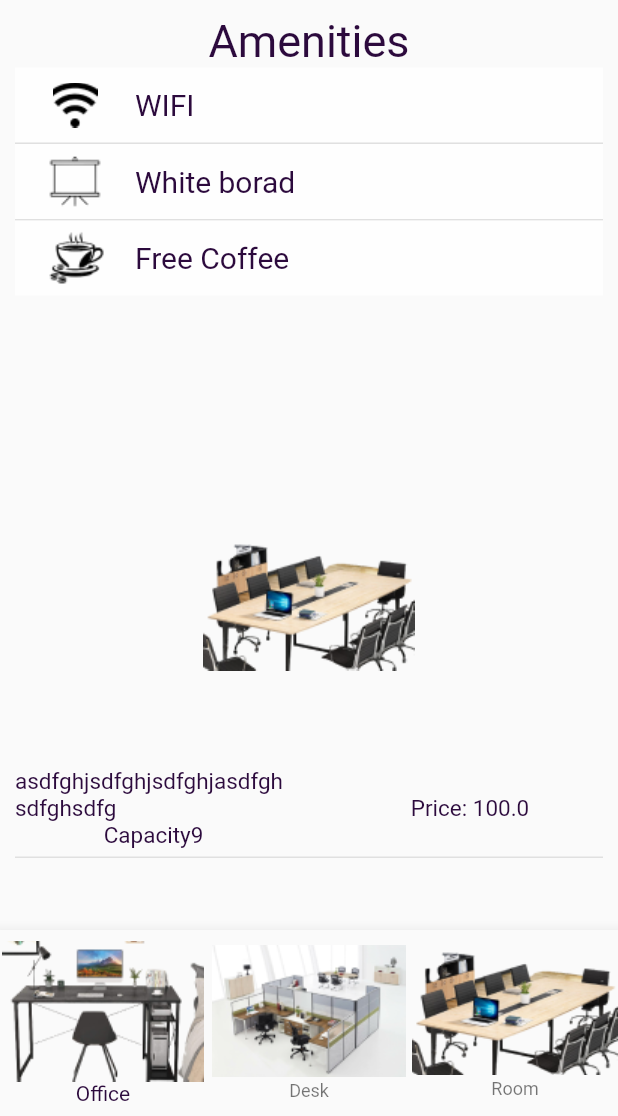
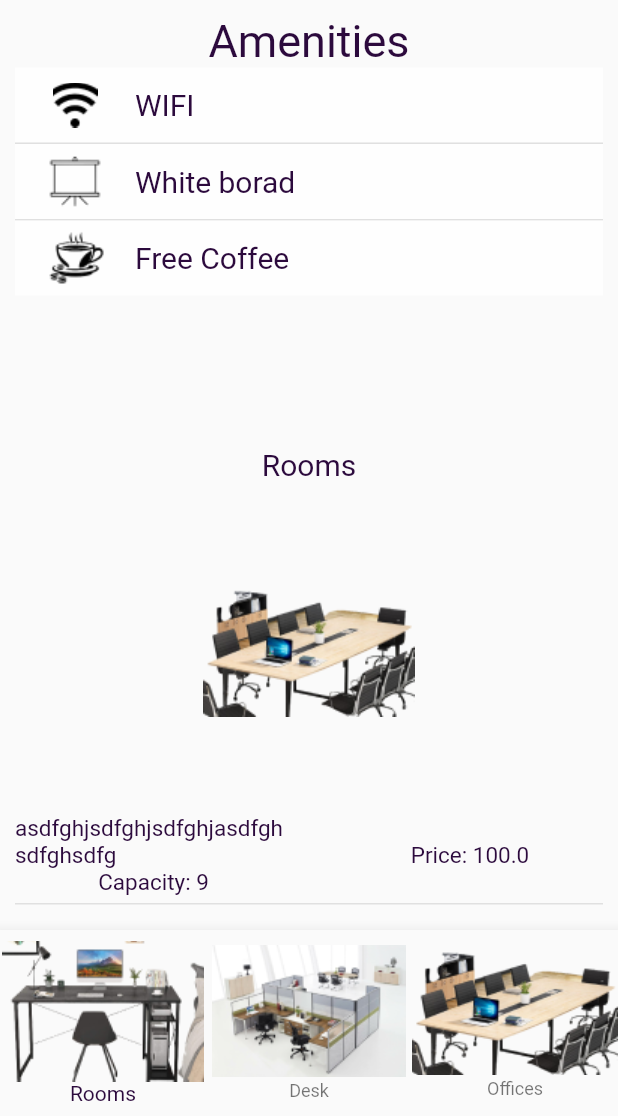
Before and after one commit to nadaElbnna2000/work_hub_5, a Flutter app: the screen it shows after launch, on a phone screen of 412 x 824 dp, the part 120-1236 px from its top. Run offline on Flutter 3.47's test engine with Material 2 defaults, Android fonts, the phone set to English and light mode, and no system bars; our stand-ins replace flutter_rating_bar, flutter_switch, fluttertoast.

Commit message:
new screens

```diff
--- a/lib/view/workspaceinfo/rooms.dart
+++ b/lib/view/workspaceinfo/rooms.dart
@@ -48,9 +48,21 @@ class rooms extends StatelessWidget {
   Widget build(BuildContext context) {
     return  Column(
       crossAxisAlignment: CrossAxisAlignment.center,
+
       children: [
+        Text(
+          'Rooms',
+          style: TextStyle(
+            color: ColorsManager.baseColor,
+            fontSize: 20,
+          ),
+        ),
+        SizedBox(
+          height: 5,
+        ),
         Container(
           height:300,
+
           child: ListView.separated(
             itemBuilder: (context,index) => buildWorkSpaceroom (RO[index]),
             separatorBuilder:(context,index) => Container(
@@ -93,7 +105,7 @@ class rooms extends StatelessWidget {
 
                       )
                   ),
-                  Text(' Capacity${RO.capacity}',
+                  Text(' Capacity: ${RO.capacity}',
                       maxLines: 1,
                       overflow: TextOverflow.ellipsis,
 
--- a/lib/view/workspaceinfo/workspacesinfo.dart
+++ b/lib/view/workspaceinfo/workspacesinfo.dart
@@ -142,6 +142,9 @@ class _workspacehomeinfoState extends State<workspacehomeinfo> {
                            ],
                      ),
                          ),
+                       SizedBox(
+                        height: 3,
+                      ),
 
 
                       screens[currentIndex],
@@ -168,7 +171,7 @@ class _workspacehomeinfoState extends State<workspacehomeinfo> {
     items:[
       BottomNavigationBarItem(icon:
           Image.asset('assets/icons/private.png'),
-       label:'Office',
+       label:'Rooms',
    ),
       BottomNavigationBarItem(icon:
       Image.asset('assets/icons/Desk.png'),
@@ -176,7 +179,7 @@ class _workspacehomeinfoState extends State<workspacehomeinfo> {
       ),
       BottomNavigationBarItem(icon:
       Image.asset('assets/icons/meeting.png'),
-        label:'Room',
+        label:'Offices',
       ),
       ],
     ),
```
Also changed, not shown: lib/view/workspaceinfo/Desk.dart (+12 -1 lines), lib/view/workspaceinfo/office.dart (+12 -1 lines).
